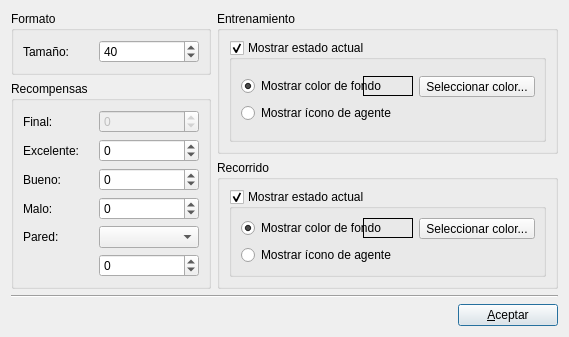
Before: the Qt Designer form gui/qt/IA2013TPIRLGUI/gwopcionesdialog.ui in ssebastianj/ia2013-tpi-rl, drawn with Qt 5.
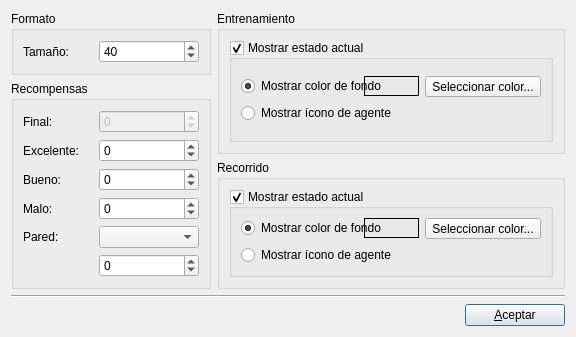
After: the same form once the commit is applied. Icons and pictures are not drawn.

Patch:
```diff
--- a/gui/qt/IA2013TPIRLGUI/gwopcionesdialog.ui
+++ b/gui/qt/IA2013TPIRLGUI/gwopcionesdialog.ui
@@ -6,13 +6,13 @@
    <rect>
     <x>0</x>
     <y>0</y>
-    <width>569</width>
+    <width>576</width>
     <height>318</height>
    </rect>
   </property>
   <property name="minimumSize">
    <size>
-    <width>569</width>
+    <width>576</width>
     <height>0</height>
    </size>
   </property>
@@ -348,7 +348,7 @@
                  </property>
                  <property name="minimumSize">
                   <size>
-                   <width>50</width>
+                   <width>55</width>
                    <height>20</height>
                   </size>
                  </property>
@@ -463,7 +463,7 @@
                  </property>
                  <property name="minimumSize">
                   <size>
-                   <width>50</width>
+                   <width>55</width>
                    <height>20</height>
                   </size>
                  </property>
```
Left out of the diff: 38 changed lines with no effect on the pictures.
